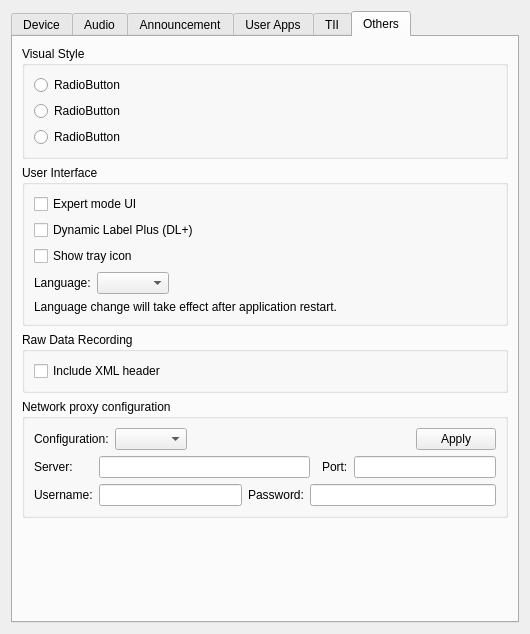
Old version of the form gui/setupdialog.ui in the repository KejPi/AbracaDABra.
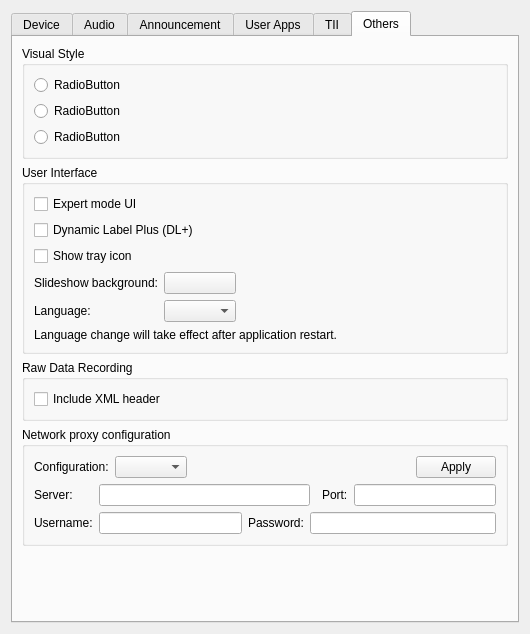
New version of the form. The open tabs and pages were chosen to show the change. Custom widgets are drawn as their Qt base class.

Commit message: feat: SLS background can be changed from settings (Issue #144)

Diff of the .ui file:
```diff
--- a/gui/setupdialog.ui
+++ b/gui/setupdialog.ui
@@ -1958,19 +1958,33 @@
            </widget>
           </item>
           <item>
-           <layout class="QHBoxLayout" name="horizontalLayout_10">
-            <item>
+           <layout class="QGridLayout" name="gridLayout_10">
+            <item row="1" column="1">
+             <widget class="QComboBox" name="langComboBox"/>
+            </item>
+            <item row="0" column="1">
+             <widget class="QPushButton" name="slsBgButton">
+              <property name="text">
+               <string notr="true"/>
+              </property>
+             </widget>
+            </item>
+            <item row="0" column="0">
+             <widget class="QLabel" name="slsBgLabel">
+              <property name="text">
+               <string>Slideshow background:</string>
+              </property>
+             </widget>
+            </item>
+            <item row="1" column="0">
              <widget class="QLabel" name="langLabel">
               <property name="text">
                <string>Language:</string>
               </property>
              </widget>
             </item>
-            <item>
-             <widget class="QComboBox" name="langComboBox"/>
-            </item>
-            <item>
-             <spacer name="horizontalSpacer_3">
+            <item row="1" column="2">
+             <spacer name="horizontalSpacer_13">
               <property name="orientation">
                <enum>Qt::Orientation::Horizontal</enum>
               </property>
```
Left out of the diff: 2 changed lines with no effect on the pictures. The commit also changes 10 other files.
